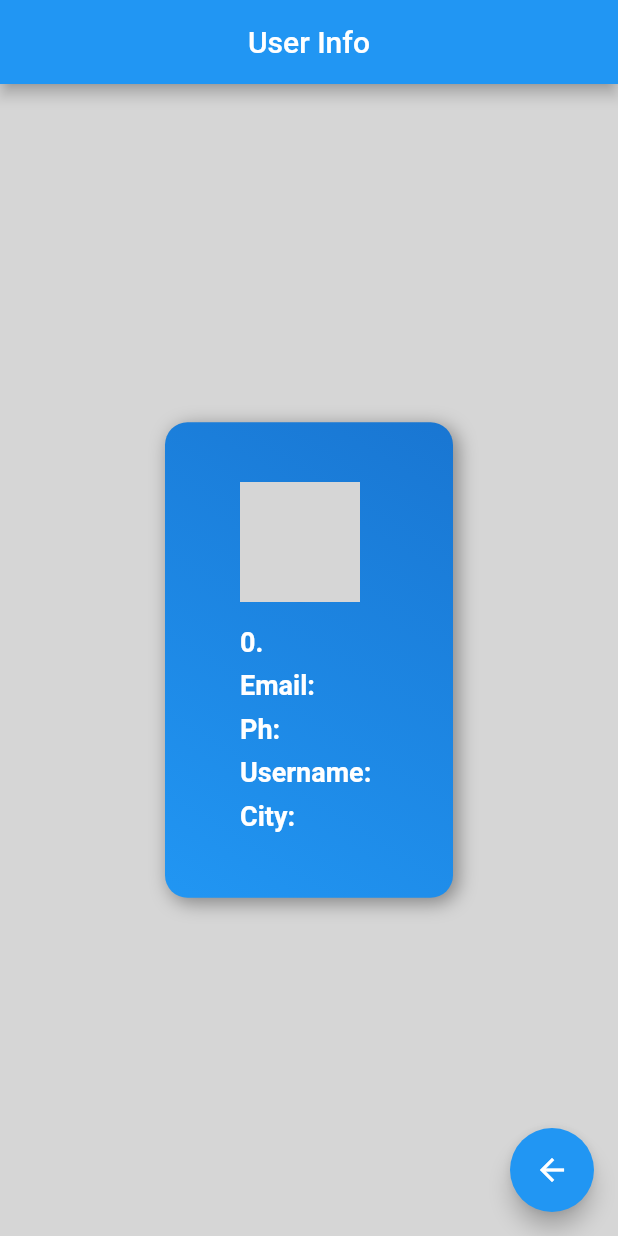
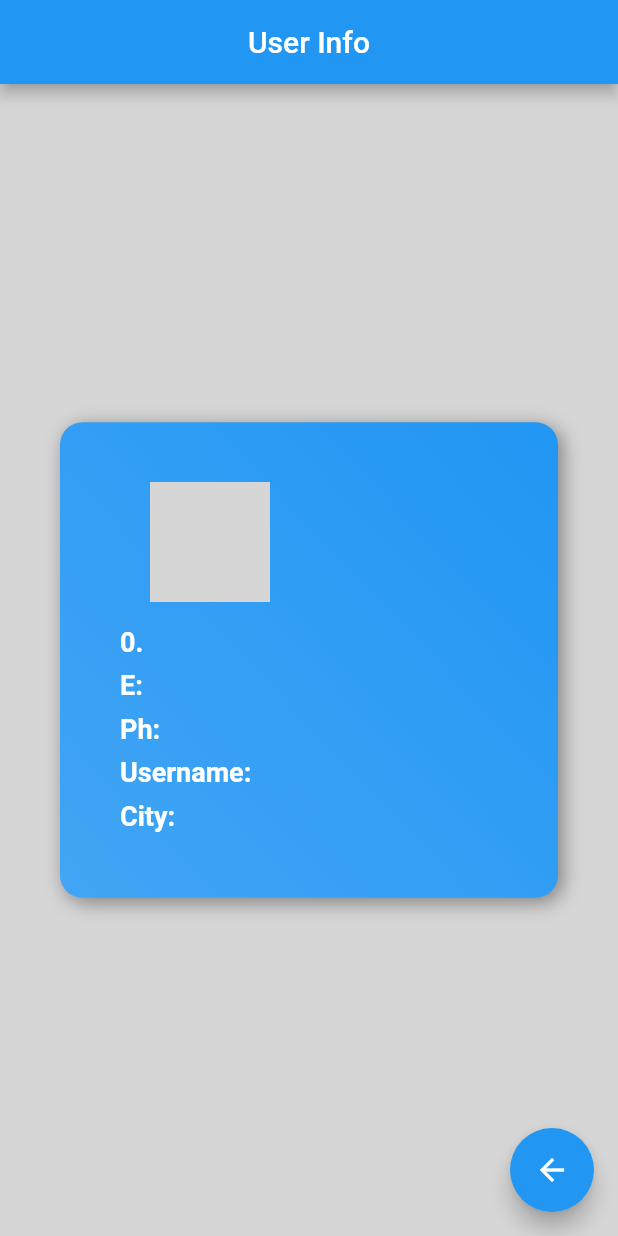
Before and after one commit to idlevandal/flutter_api, a Flutter app: the UserInfo screen opened directly with empty values, on a phone screen of 412 x 824 dp. Run offline on Flutter 3.47's test engine with Material 2 defaults, Android fonts, the phone set to English and light mode, and no system bars; our stand-ins replace flutter_spinkit; network calls fail; grey boxes are pictures that could not be loaded.

Commit message:
stetch column n add Align on photo n change color

```diff
--- a/lib/main.dart
+++ b/lib/main.dart
@@ -69,8 +69,8 @@ class MyHomePage extends StatelessWidget {
 //                              stops: [0.1, 0.5, 0.7, 0.9],
                               colors: [
                                 // Colors are easy thanks to Flutter's Colors class.
-                                Theme.of(context).primaryColorDark,
                                 Theme.of(context).primaryColor,
+                                Color(0xff42a5f5),
                               ],
                             ),
                           ),
--- a/lib/user_info.dart
+++ b/lib/user_info.dart
@@ -18,6 +18,8 @@ class UserInfo extends StatelessWidget {
         title: Text('User Info'),
       ),
       body: Center(
+        child: Padding(
+          padding: const EdgeInsets.symmetric(horizontal: 40.0),
           child: Container(
             decoration: BoxDecoration(
               gradient: LinearGradient(
@@ -28,8 +30,8 @@ class UserInfo extends StatelessWidget {
 //                              stops: [0.1, 0.5, 0.7, 0.9],
                 colors: [
                   // Colors are easy thanks to Flutter's Colors class.
-                Theme.of(context).primaryColorDark,
-                Theme.of(context).accentColor,
+                  Theme.of(context).primaryColor,
+                  Color(0xff42a5f5),
                 ],
               ),
               borderRadius: BorderRadius.circular(15),
@@ -43,24 +45,28 @@ class UserInfo extends StatelessWidget {
             padding: EdgeInsets.symmetric(vertical: 40.0, horizontal: 20.0),
             child: Column(
               mainAxisSize: MainAxisSize.min,
-            crossAxisAlignment: CrossAxisAlignment.start,
+              crossAxisAlignment: CrossAxisAlignment.stretch,
               children: <Widget>[
                 Padding(
-                padding: EdgeInsets.symmetric(horizontal: 30.0),
+                  padding: EdgeInsets.symmetric(horizontal: 40.0),
+                  child: Align(
+                    alignment: Alignment.centerLeft,
                     child: CircleAvatar(
                       backgroundImage: AssetImage('images/person${user.id}.jpg'),
                       radius: 40.0,
+                    ),
                   ),
                 ),
                 SizedBox(
                   height: 12.0,
                 ),
                 MyText(text: '${user.id}. ${user.name}'),
-              MyText(text: 'Email: ${user.email.toLowerCase()}'),
+                MyText(text: 'E: ${user.email.toLowerCase()}'),
                 MyText(text: 'Ph: ${user.phone}'),
                 MyText(text: 'Username: ${user.userName}'),
                 MyText(text: 'City: ${user.city}'),
               ],
+            ),
           ),
         ),
       ),
@@ -82,7 +88,7 @@ class MyText extends StatelessWidget {
   @override
   Widget build(BuildContext context) {
     return Padding(
-      padding: const EdgeInsets.symmetric(vertical: 4.0, horizontal: 30.0),
+      padding: const EdgeInsets.symmetric(vertical: 4.0, horizontal: 20.0),
       child: Text(
         text,
         style: TextStyle(
```
Also changed, not shown: 1 other file. Lines whose indentation alone changed are shown as unchanged.
